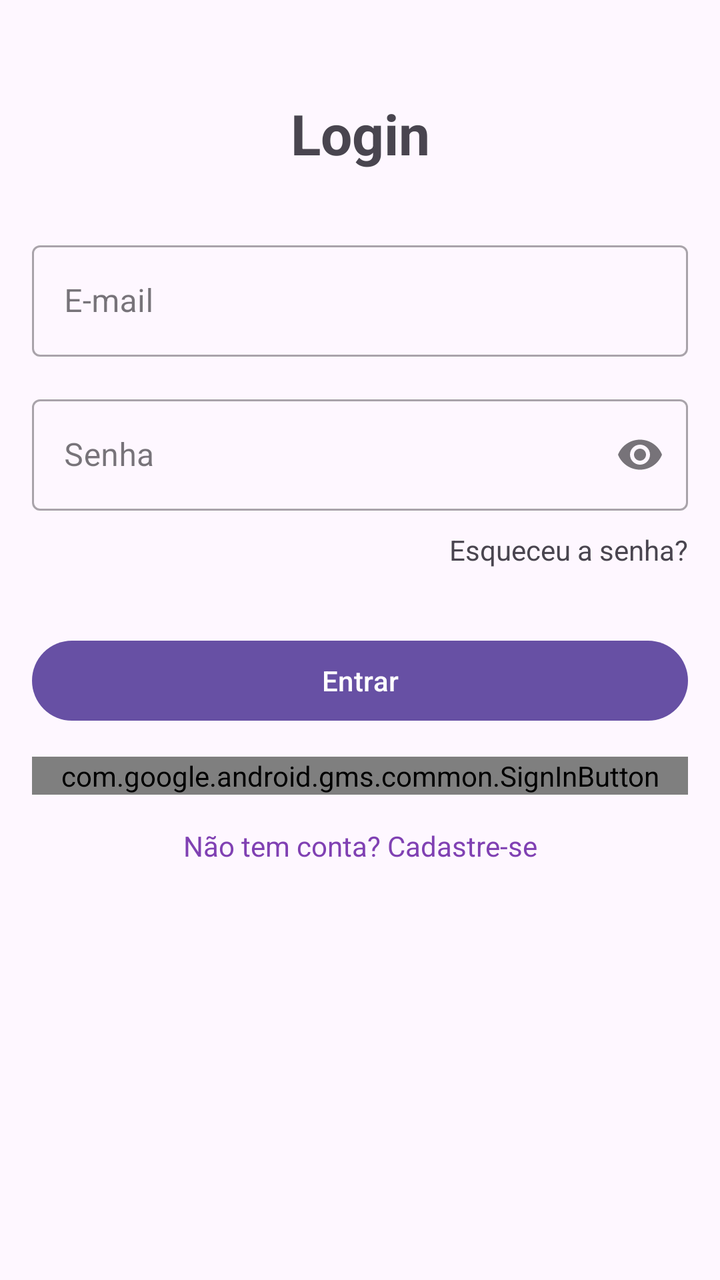
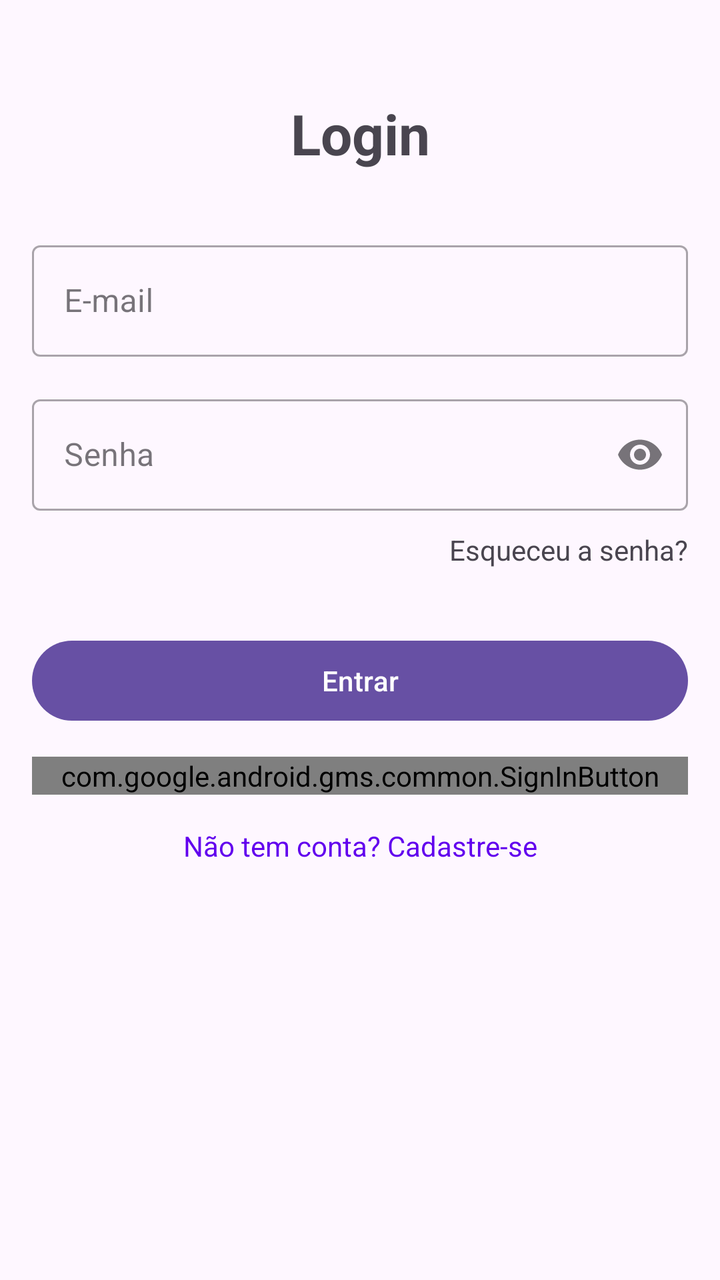

Compare the two renders of this Android layout. The source of the first and the diff that turns it into the second are given below.
<!-- AndroidManifest.xml: application theme Theme.FirebaseAuthApp -->
<!-- res/layout/activity_login.xml -->
<?xml version="1.0" encoding="utf-8"?>
<ScrollView xmlns:android="http://schemas.android.com/apk/res/android"
    xmlns:app="http://schemas.android.com/apk/res-auto"
    xmlns:tools="http://schemas.android.com/tools"
    android:layout_width="match_parent"
    android:layout_height="match_parent"
    android:padding="16dp">

    <androidx.constraintlayout.widget.ConstraintLayout
        android:layout_width="match_parent"
        android:layout_height="wrap_content"
        tools:context=".ui.login.LoginActivity">

        <TextView
            android:id="@+id/tvTitle"
            android:layout_width="wrap_content"
            android:layout_height="wrap_content"
            android:text="Login"
            android:textSize="28sp"
            android:textStyle="bold"
            app:layout_constraintEnd_toEndOf="parent"
            app:layout_constraintStart_toStartOf="parent"
            app:layout_constraintTop_toTopOf="parent"
            android:layout_marginTop="32dp" />

        <com.google.android.material.textfield.TextInputLayout
            android:id="@+id/tilEmail"
            style="@style/Widget.MaterialComponents.TextInputLayout.OutlinedBox"
            android:layout_width="0dp"
            android:layout_height="wrap_content"
            android:layout_marginTop="32dp"
            android:hint="E-mail"
            app:layout_constraintEnd_toEndOf="parent"
            app:layout_constraintStart_toStartOf="parent"
            app:layout_constraintTop_toBottomOf="@+id/tvTitle">

            <com.google.android.material.textfield.TextInputEditText
                android:id="@+id/etEmail"
                android:layout_width="match_parent"
                android:layout_height="wrap_content"
                android:inputType="textEmailAddress"
                android:importantForAutofill="no" />
        </com.google.android.material.textfield.TextInputLayout>

        <com.google.android.material.textfield.TextInputLayout
            android:id="@+id/tilPassword"
            style="@style/Widget.MaterialComponents.TextInputLayout.OutlinedBox"
            android:layout_width="0dp"
            android:layout_height="wrap_content"
            android:layout_marginTop="16dp"
            android:hint="Senha"
            app:layout_constraintEnd_toEndOf="parent"
            app:layout_constraintStart_toStartOf="parent"
            app:layout_constraintTop_toBottomOf="@+id/tilEmail"
            app:endIconMode="password_toggle">

            <com.google.android.material.textfield.TextInputEditText
                android:id="@+id/etPassword"
                android:layout_width="match_parent"
                android:layout_height="wrap_content"
                android:inputType="textPassword"
                android:importantForAutofill="no" />
        </com.google.android.material.textfield.TextInputLayout>

        <TextView
            android:id="@+id/tvForgotPassword"
            android:layout_width="wrap_content"
            android:layout_height="wrap_content"
            android:text="Esqueceu a senha?"
            android:layout_marginTop="10dp"
            app:layout_constraintEnd_toEndOf="parent"
            app:layout_constraintTop_toBottomOf="@id/tilPassword"/>

        <Button
            android:id="@+id/btnLogin"
            android:layout_width="0dp"
            android:layout_height="wrap_content"
            android:layout_marginTop="32dp"
            android:text="Entrar"
            app:layout_constraintEnd_toEndOf="parent"
            app:layout_constraintStart_toStartOf="parent"
            app:layout_constraintTop_toBottomOf="@+id/tvForgotPassword" />

        <com.google.android.gms.common.SignInButton
            android:id="@+id/btnSignWithGoogle"
            android:layout_width="0dp"
            android:layout_height="wrap_content"
            android:layout_marginTop="14dp"
            android:text="Entrar"
            app:layout_constraintEnd_toEndOf="parent"
            app:layout_constraintStart_toStartOf="parent"
            app:layout_constraintTop_toBottomOf="@+id/btnLogin" />

        <TextView
            android:id="@+id/tvRegister"
            android:layout_width="wrap_content"
            android:layout_height="wrap_content"
            android:layout_marginTop="16dp"
            android:text="Não tem conta? Cadastre-se"
            android:textColor="@color/purple_500"
            app:layout_constraintEnd_toEndOf="parent"
            app:layout_constraintStart_toStartOf="parent"
            app:layout_constraintTop_toBottomOf="@+id/btnSignWithGoogle" />

        <ProgressBar
            android:id="@+id/progressBar"
            android:layout_width="wrap_content"
            android:layout_height="wrap_content"
            android:visibility="gone"
            app:layout_constraintBottom_toBottomOf="parent"
            app:layout_constraintEnd_toEndOf="parent"
            app:layout_constraintStart_toStartOf="parent"
            app:layout_constraintTop_toTopOf="parent" />

    </androidx.constraintlayout.widget.ConstraintLayout>
</ScrollView>
<!-- resources referenced by this layout -->
<resources>
  <color name="purple_500">#8041B3</color>
  <style name="Theme.FirebaseAuthApp" parent="Base.Theme.FirebaseAuthApp" />
  <style name="Base.Theme.FirebaseAuthApp" parent="Theme.Material3.DayNight.NoActionBar">
          
          
      </style>
</resources>

<!-- the commit's change to res/layout/activity_login.xml (unified diff, before → after) -->
@@ -2,6 +2,7 @@
 <ScrollView xmlns:android="http://schemas.android.com/apk/res/android"
     xmlns:app="http://schemas.android.com/apk/res-auto"
     xmlns:tools="http://schemas.android.com/tools"
+    android:id="@+id/scrollCenter"
     android:layout_width="match_parent"
     android:layout_height="match_parent"
     android:padding="16dp">
<!-- resource entries referenced after the edit -->
@@ -1,6 +1,6 @@
 <!-- resources referenced by this layout -->
 <resources>
-  <color name="purple_500">#8041B3</color>
+  <color name="purple_500">#FF6200EE</color>
   <style name="Theme.FirebaseAuthApp" parent="Base.Theme.FirebaseAuthApp" />
   <style name="Base.Theme.FirebaseAuthApp" parent="Theme.Material3.DayNight.NoActionBar">
           
